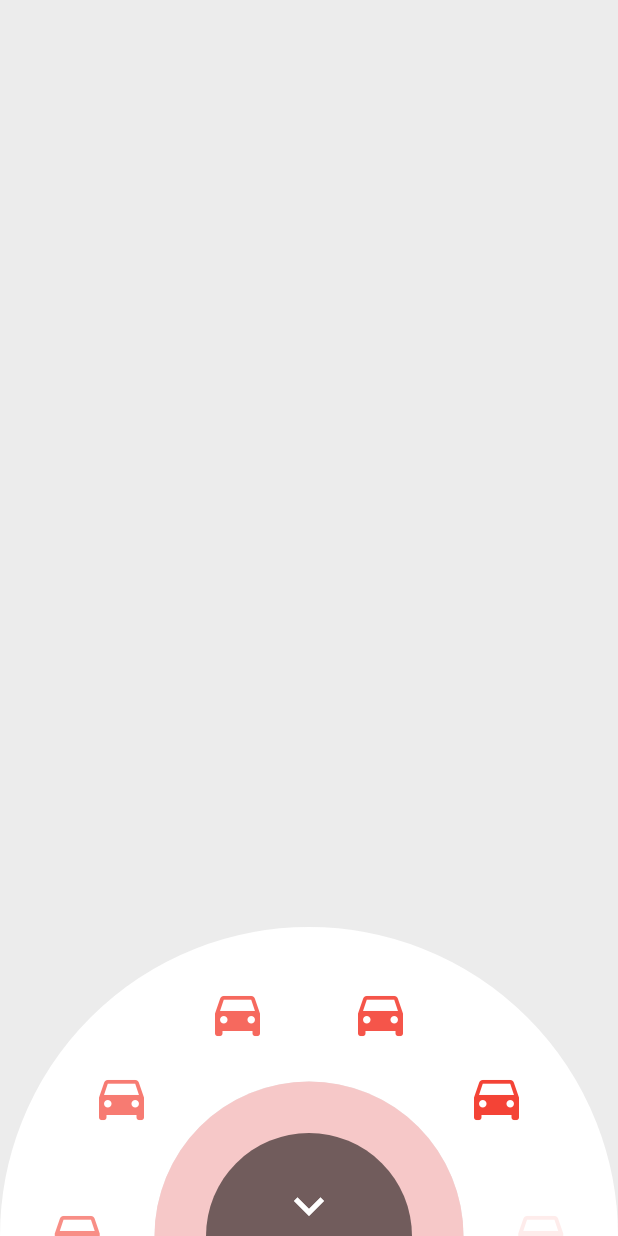
After one commit to asjqkkkk/flutter-todos, a Flutter app: the BottomShowWidget screen opened directly, on a phone screen of 412 x 824 dp. The commit adds this screen. Run offline on Flutter 3.47's test engine with Material 2 defaults, Android fonts, the phone set to English and light mode, and no system bars; our stand-ins replace carousel_slider.

Commit message:
初步动画效果完成！

```diff
--- /dev/null
+++ b/lib/my_test/circle_list.dart
@@ -0,0 +1,240 @@
+library circle_list;
+
+import 'dart:math';
+
+import 'package:flutter/material.dart';
+import 'package:todo_list/my_test/radial_drag_gesture_detector.dart';
+
+class CircleList extends StatefulWidget {
+  final double innerRadius;
+  final double outerRadius;
+  final double childrenPadding;
+  final double initialAngle;
+  final Color outerCircleColor;
+  final Color innerCircleColor;
+  final Gradient gradient;
+  final Offset origin;
+  final List<Widget> children;
+  final bool isChildrenVertical;
+  final bool outerCircleRotateWithChildren;
+  final bool innerCircleRotateWithChildren;
+  final bool showInitialAnimation;
+  final Widget centerWidget;
+  final RadialDragStart onDragStart;
+  final RadialDragUpdate onDragUpdate;
+  final RadialDragEnd onDragEnd;
+  final AnimationSetting animationSetting;
+
+  CircleList(
+      {this.innerRadius,
+      this.outerRadius,
+      this.childrenPadding = 10,
+      this.initialAngle = 0,
+      this.outerCircleColor,
+      this.innerCircleColor,
+      this.origin,
+      @required this.children,
+      this.onDragStart,
+      this.onDragUpdate,
+      this.onDragEnd,
+      this.gradient,
+      this.centerWidget,
+      this.isChildrenVertical = true,
+      this.outerCircleRotateWithChildren = false,
+      this.innerCircleRotateWithChildren = false,
+      this.showInitialAnimation = false, this.animationSetting})
+      : assert(children != null);
+
+  @override
+  _CircleListState createState() => _CircleListState();
+}
+
+class _CircleListState extends State<CircleList>
+    with SingleTickerProviderStateMixin {
+  DragModel dragModel = DragModel();
+  AnimationController _controller;
+  Animation<double> _animationRotate;
+  bool isAnimationStop = true;
+
+  @override
+  void initState() {
+    if(widget.showInitialAnimation){
+      _controller =
+          AnimationController(vsync: this, duration: widget?.animationSetting?.duration??Duration(seconds: 1));
+      _animationRotate =widget?.animationSetting?.rotateAnimation?? Tween(begin: 0.0, end: 1.0).animate(
+          CurvedAnimation(parent: _controller, curve: Curves.easeOutBack));
+      _controller.addStatusListener((status) {
+        if (status == AnimationStatus.completed) {
+          setState(() {
+            isAnimationStop = true;
+          });
+        }
+      });
+      _controller.addListener(() {
+        setState(() {
+          isAnimationStop = false;
+        });
+      });
+      _controller.forward();
+    }
+    super.initState();
+  }
+
+  @override
+  void dispose() {
+    super.dispose();
+    _controller?.dispose();
+  }
+
+  @override
+  Widget build(BuildContext context) {
+    final size = MediaQuery.of(context).size;
+    final outCircleDiameter = min(size.width, size.height);
+    final double outerRadius = widget.outerRadius ?? outCircleDiameter / 2;
+    final double innerRadius = widget.innerRadius ?? outerRadius / 2;
+    final double betweenRadius = (outerRadius + innerRadius) / 2;
+
+    //the origin is the point to left and bottom
+    final Offset origin = widget.origin ?? Offset(0, -outerRadius);
+
+    return Container(
+      width: outerRadius * 2,
+      height: outerRadius * 2,
+      child: Stack(
+        children: <Widget>[
+          Positioned(
+            left: origin.dx,
+            bottom: origin.dy,
+            child: Transform.rotate(
+              angle: widget.outerCircleRotateWithChildren
+                  ? (dragModel.angleDiff + widget.initialAngle)
+                  : 0,
+              child: Container(
+                  width: outerRadius * 2,
+                  height: outerRadius * 2,
+                  decoration: BoxDecoration(
+                      gradient: widget.gradient,
+                      shape: BoxShape.circle,
+                      border: Border.all(
+                        color: widget.outerCircleColor ?? Colors.transparent,
+                        width: outerRadius - innerRadius,
+                      ))),
+            ),
+          ),
+          Positioned(
+            left: origin.dx,
+            bottom: origin.dy,
+            child: Container(
+              width: outerRadius * 2,
+              height: outerRadius * 2,
+              color: Colors.transparent,
+              child: RadialDragGestureDetector(
+                onRadialDragUpdate: (PolarCoord updateCoord) {
+                  if (widget.onDragUpdate != null) {
+                    widget.onDragUpdate(updateCoord);
+                  }
+                  setState(() {
+                    dragModel.getAngleDiff(updateCoord);
+                  });
+                },
+                onRadialDragStart: (PolarCoord startCoord) {
+                  if (widget.onDragStart != null) {
+                    widget.onDragStart(startCoord);
+                  }
+                  setState(() {
+                    dragModel.start = startCoord;
+                  });
+                },
+                onRadialDragEnd: () {
+                  if (widget.onDragEnd != null) {
+                    widget.onDragEnd();
+                  }
+                  dragModel.end = dragModel.start;
+                  dragModel.end.angle = dragModel.angleDiff;
+                },
+                child: Transform.rotate(
+                  angle: isAnimationStop
+                      ? (dragModel.angleDiff + widget.initialAngle)
+                      : (-_animationRotate.value * pi * 2),
+                  child: Stack(
+                    children: List.generate(widget.children.length, (index) {
+                      final double childrenDiameter =
+                          2 * pi * betweenRadius / 10 - widget.childrenPadding;
+                      Offset childPoint = getChildPoint(
+                          index, 10, betweenRadius, childrenDiameter);
+                      return Positioned(
+                        left: outerRadius + childPoint.dx,
+                        top: outerRadius + childPoint.dy,
+                        child: Transform.rotate(
+                          angle: widget.isChildrenVertical
+                              ? (-(dragModel.angleDiff) + widget.initialAngle)
+                              : ((dragModel.angleDiff) - widget.initialAngle),
+                          child: Container(
+                              width: childrenDiameter,
+                              height: childrenDiameter,
+                              alignment: Alignment.center,
+                              child: widget.children[index]),
+                        ),
+                      );
+                    }),
+                  ),
+                ),
+              ),
+            ),
+          ),
+          Positioned(
+              left: origin.dx + innerRadius,
+              bottom: origin.dy + innerRadius,
+              child: Transform.rotate(
+                angle: widget.innerCircleRotateWithChildren
+                    ? dragModel.angleDiff + widget.initialAngle
+                    : 0,
+                child: Container(
+                  width: innerRadius * 2,
+                  height: innerRadius * 2,
+                  alignment: Alignment.center,
+                  decoration: BoxDecoration(
+                    shape: BoxShape.circle,
+                    color: widget.innerCircleColor ?? Colors.transparent,
+                  ),
+                  child: widget.centerWidget ?? SizedBox(),
+                ),
+              ))
+        ],
+      ),
+    );
+  }
+
+  Offset getChildPoint(
+      int index, int length, double betweenRadius, double childrenDiameter) {
+    double angel = 2 * pi * (index / length);
+    double x = cos(angel) * betweenRadius - childrenDiameter / 2;
+    double y = sin(angel) * betweenRadius - childrenDiameter / 2;
+    return Offset(x, y);
+  }
+}
+
+class DragModel {
+  PolarCoord start;
+  PolarCoord end;
+  double angleDiff = 0.0;
+
+  double getAngleDiff(PolarCoord updatePolar) {
+    if (start != null) {
+      angleDiff = updatePolar.angle - start.angle;
+      if (end != null) {
+        angleDiff += end.angle;
+      }
+    }
+    return angleDiff;
+  }
+}
+
+class AnimationSetting{
+  final Duration duration;
+  final Animation rotateAnimation;
+
+  AnimationSetting({this.duration, this.rotateAnimation});
+
+
+}
--- /dev/null
+++ b/lib/my_test/radial_drag_gesture_detector.dart
@@ -0,0 +1,104 @@
+import 'dart:math';
+
+import 'package:flutter/material.dart';
+
+/// Gesture detector that reports user drags in terms of [PolarCoord]s with the
+/// origin at the center of the provided [child].
+///
+/// [PolarCoord]s are comprised of an angle and a radius (distance).
+///
+/// Use [onRadialDragStart], [onRadialDragUpdate], and [onRadialDragEnd] to
+/// react to the respective radial drag events.
+class RadialDragGestureDetector extends StatefulWidget {
+  final RadialDragStart onRadialDragStart;
+  final RadialDragUpdate onRadialDragUpdate;
+  final RadialDragEnd onRadialDragEnd;
+  final Widget child;
+
+  RadialDragGestureDetector({
+    this.onRadialDragStart,
+    this.onRadialDragUpdate,
+    this.onRadialDragEnd,
+    this.child,
+  });
+
+  @override
+  _RadialDragGestureDetectorState createState() => new _RadialDragGestureDetectorState();
+}
+
+class _RadialDragGestureDetectorState extends State<RadialDragGestureDetector> {
+  _onPanStart(DragStartDetails details) {
+    if (null != widget.onRadialDragStart) {
+      final polarCoord = _polarCoordFromGlobalOffset(details.globalPosition);
+      widget.onRadialDragStart(polarCoord);
+    }
+  }
+
+  _onPanUpdate(DragUpdateDetails details) {
+    if (null != widget.onRadialDragUpdate) {
+      final polarCoord = _polarCoordFromGlobalOffset(details.globalPosition);
+      widget.onRadialDragUpdate(polarCoord);
+    }
+  }
+
+  _onPanEnd(DragEndDetails details) {
+    if (null != widget.onRadialDragEnd) {
+      widget.onRadialDragEnd();
+    }
+  }
+
+  _polarCoordFromGlobalOffset(globalOffset) {
+    // Convert the user's global touch offset to an offset that is local to
+    // this Widget.
+    final localTouchOffset = (context.findRenderObject() as RenderBox).globalToLocal(globalOffset);
+
+    // Convert the local offset to a Point so that we can do math with it.
+    final localTouchPoint = new Point(localTouchOffset.dx, localTouchOffset.dy);
+
+    // Create a Point at the center of this Widget to act as the origin.
+    final originPoint = new Point(context.size.width / 2, context.size.height / 2);
+
+    return new PolarCoord.fromPoints(originPoint, localTouchPoint);
+  }
+
+  @override
+  Widget build(BuildContext context) {
+    return new GestureDetector(
+      onPanStart: _onPanStart,
+      onPanUpdate: _onPanUpdate,
+      onPanEnd: _onPanEnd,
+      child: widget.child,
+    );
+  }
+}
+
+class PolarCoord {
+  double angle;
+  double radius;
+
+  factory PolarCoord.fromPoints(Point origin, Point point) {
+    // Subtract the origin from the point to get the vector from the origin
+    // to the point.
+    final vectorPoint = point - origin;
+    final vector = new Offset(vectorPoint.x, vectorPoint.y);
+
+    // The polar coordinate is the angle the vector forms with the x-axis, and
+    // the distance of the vector.
+    return new PolarCoord(
+      vector.direction,
+      vector.distance,
+    );
+  }
+
+  PolarCoord(this.angle, this.radius);
+
+  @override
+  toString() {
+    return 'Polar Coord: ${radius.toStringAsFixed(2)}' +
+        ' at ${(angle / (2 * pi) * 360).toStringAsFixed(2)}°';
+  }
+}
+
+typedef RadialDragStart = Function(PolarCoord startCoord);
+typedef RadialDragUpdate = Function(PolarCoord updateCoord);
+typedef RadialDragEnd = Function();
--- /dev/null
+++ b/lib/widgets/bottom_show_widget.dart
@@ -0,0 +1,127 @@
+import 'package:flutter/material.dart';
+import 'package:todo_list/my_test/circle_list.dart';
+
+class BottomShowWidget extends StatefulWidget {
+  @override
+  _BottomShowWidgetState createState() => _BottomShowWidgetState();
+}
+
+class _BottomShowWidgetState extends State<BottomShowWidget>
+    with SingleTickerProviderStateMixin {
+  AnimationController _controller;
+  Animation<double> _animationBottomShow;
+
+  @override
+  void initState() {
+    _controller =
+        AnimationController(vsync: this, duration: Duration(milliseconds: 500));
+    _animationBottomShow = new Tween(begin: 0.0, end: 1.0).animate(
+        CurvedAnimation(parent: _controller, curve: Curves.fastOutSlowIn));
+    _controller.forward();
+    super.initState();
+
+  }
+
+  @override
+  void dispose() {
+    _controller.dispose();
+    debugPrint("top_show销毁");
+    super.dispose();
+  }
+
+  @override
+  Widget build(BuildContext context) {
+    final size = MediaQuery.of(context).size;
+
+    return GestureDetector(
+      onTap: () {
+        doExit(context, _controller);
+      },
+      child: Scaffold(
+        backgroundColor: Colors.black.withOpacity(0),
+        body: Container(
+          width: size.width,
+          height: size.height,
+          child: Stack(
+            children: <Widget>[
+              Positioned(
+                bottom: 20,
+                left: size.width / 2 - 28,
+                child: AnimatedBuilder(
+                    animation: _animationBottomShow,
+                    child: Container(
+                      width: 56,
+                      height: 56,
+                      decoration: BoxDecoration(
+                        color: Colors.grey.withOpacity(0.2),
+                        shape: BoxShape.circle
+                      ),
+                    ),
+                    builder: (ctx, child) {
+                      return Transform.scale(scale: (size.height / 28) * (_animationBottomShow.value),child: child,);
+                    }),
+              ),
+              AnimatedBuilder(
+                animation: _animationBottomShow,
+                child: CircleList(
+                  showInitialAnimation: true,
+                  children: List.generate(10, (index) {
+                    return GestureDetector(
+                      onTap: () {
+                        debugPrint("$index");
+                      },
+                      child: Icon(
+                        Icons.drive_eta,
+                        color: Colors.red.withOpacity(0.1 * (index + 1)),
+                        size: 40,
+                      ),
+                    );
+                  }),
+                  innerCircleColor: Theme.of(context).primaryColor,
+                  outerCircleColor: Colors.white,
+                  centerWidget: GestureDetector(
+                      onTap: () {
+                        doExit(context, _controller);
+                        debugPrint("点击");
+                      },
+                      child: Container(
+                        width: MediaQuery.of(context).size.width / 3,
+                        height: MediaQuery.of(context).size.width / 3,
+                        decoration: BoxDecoration(
+                          color: Colors.black54,
+                          shape: BoxShape.circle,
+                        ),
+                        child: Container(
+                          color: Colors.transparent,
+                          margin: EdgeInsets.only(bottom: 40),
+                          child: Icon(
+                            Icons.keyboard_arrow_down,
+                            color: Colors.white,
+                            size: 40,
+                          ),
+                        ),
+                      )),
+                ),
+                builder: (ctx, child) {
+                  return Transform.translate(
+                      offset: Offset(
+                          0,
+                          MediaQuery.of(context).size.height -
+                              (_animationBottomShow.value) * size.width),
+                      child: child);
+                },
+              ),
+            ],
+          ),
+        ),
+      ),
+    );
+  }
+
+  void doExit(BuildContext context, AnimationController controller) {
+
+    controller.reverse().then((r) {
+      Navigator.of(context).pop();
+    });
+  }
+}
--- a/pubspec.yaml
+++ b/pubspec.yaml
@@ -42,7 +42,7 @@ dev_dependencies:
   #滑动控件
   carousel_slider: ^1.3.0
   #环形列表
-  circle_list: ^0.0.4
+  circle_list: ^0.0.6
 
 
 
```
Also changed, not shown: lib/pages/main_page.dart (+5 -47 lines), lib/pages/show_demo_page.dart (deleted, +0 -27 lines), lib/utils/full_screen_dialog_util.dart (added, +24 -0 lines), lib/pages/all_page.dart (line endings or trailing spaces).
